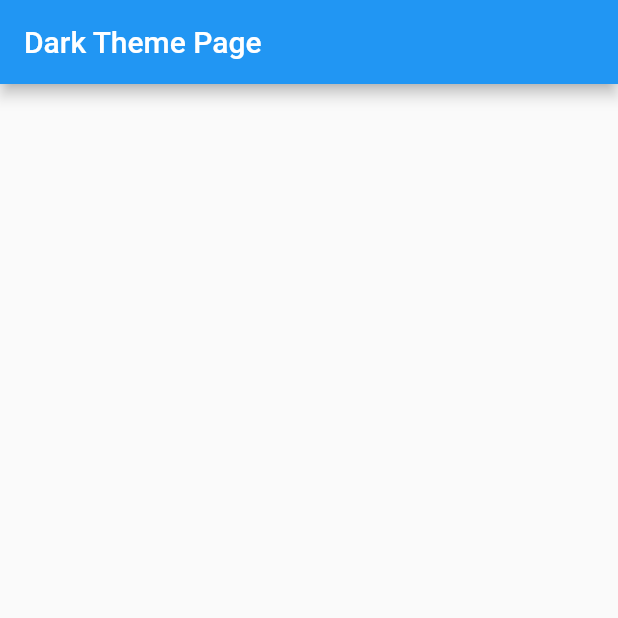
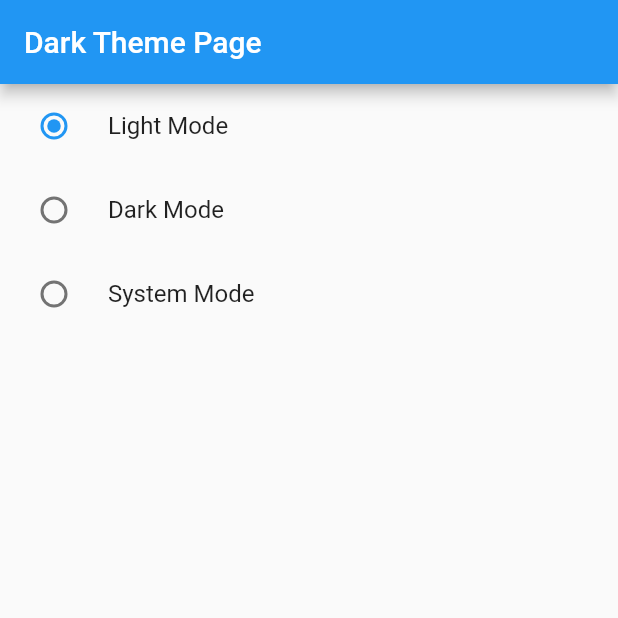
Before and after one commit to atik-sabuj/provider_mvvm, a Flutter app: the screen it shows after launch, on a phone screen of 412 x 824 dp, the top half of it. Run offline on Flutter 3.47's test engine with Material 2 defaults, Android fonts, the phone set to English and light mode, and no system bars.

Commit message:
Dark Theme Screen #5

```diff
--- a/lib/screen/themes/dark_theme.dart
+++ b/lib/screen/themes/dark_theme.dart
@@ -1,4 +1,6 @@
 import 'package:flutter/material.dart';
+import 'package:provider/provider.dart';
+import 'package:provider_mvvm/provider/theme_changer_provider.dart';
 
 class DarkThemeScreen extends StatefulWidget {
   const DarkThemeScreen({Key? key}) : super(key: key);
@@ -10,13 +12,34 @@ class DarkThemeScreen extends StatefulWidget {
 class _DarkThemeScreenState extends State<DarkThemeScreen> {
   @override
   Widget build(BuildContext context) {
+    final themeChanger = Provider.of<ThemeChanger>(context);
+
     return Scaffold(
       appBar: AppBar(
         title: Text('Dark Theme Page'),
       ),
       body: Column(
         children: [
+          RadioListTile<ThemeMode>(
+            title: const Text('Light Mode'),
+              value: ThemeMode.light,
+              groupValue: themeChanger.themeMode,
+              onChanged: themeChanger.setTheme
+          ),
 
+          RadioListTile<ThemeMode>(
+              title: const Text('Dark Mode'),
+              value: ThemeMode.dark,
+              groupValue: themeChanger.themeMode,
+              onChanged: themeChanger.setTheme
+          ),
+
+          RadioListTile<ThemeMode>(
+              title: const Text('System Mode'),
+              value: ThemeMode.system,
+              groupValue: themeChanger.themeMode,
+              onChanged: themeChanger.setTheme
+          ),
         ],
       ),
     );
```
